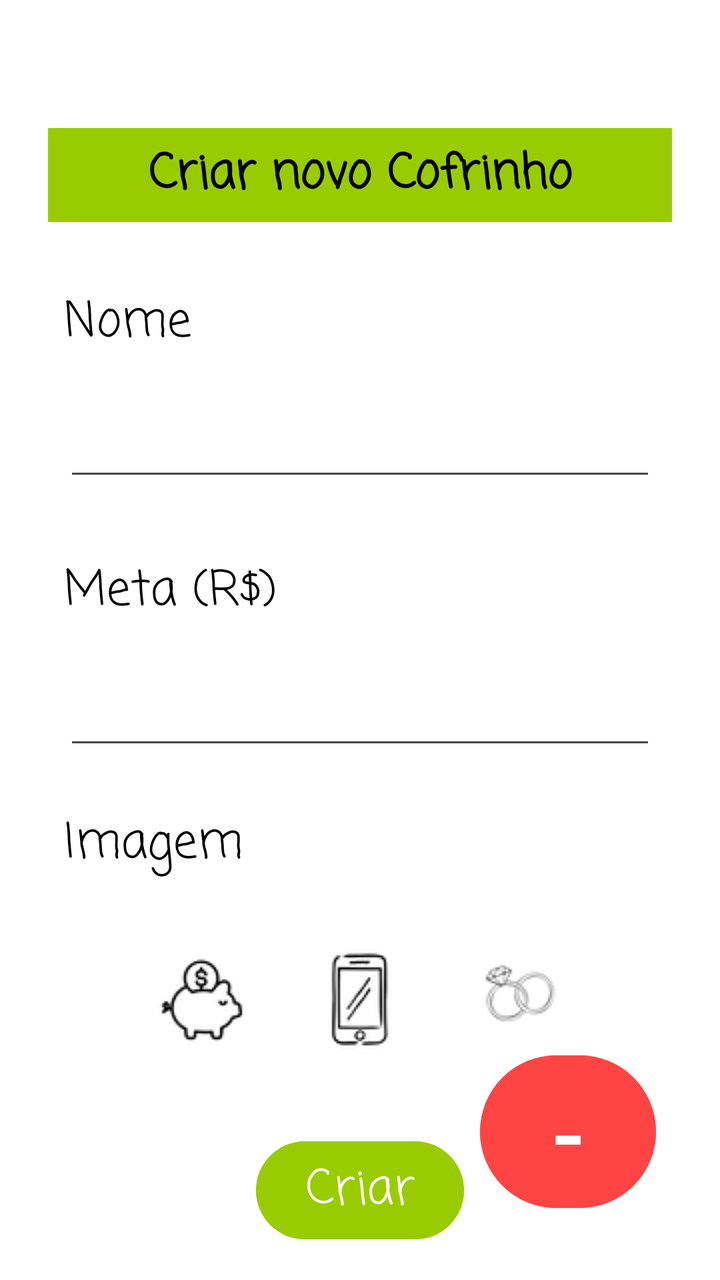
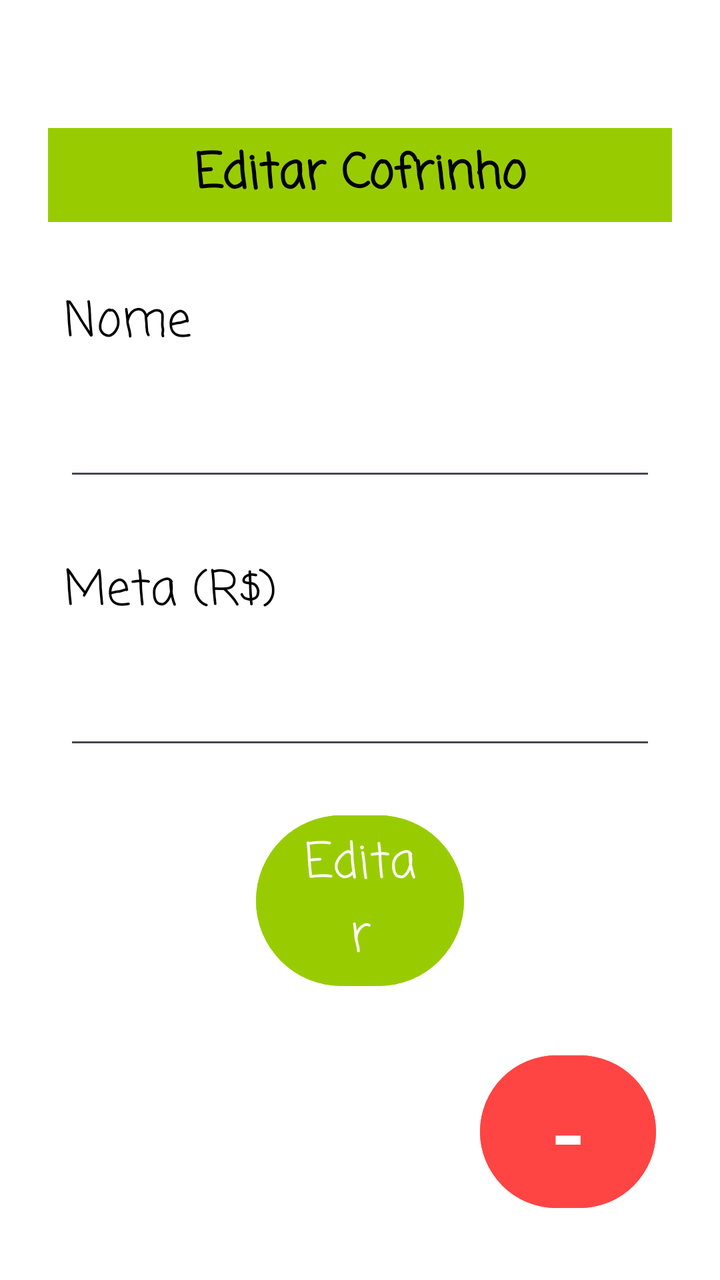

Compare the two renders of this Android layout. The source of the first and the diff that turns it into the second are given below.
<!-- AndroidManifest.xml: application theme Theme.Cofrinho -->
<!-- res/layout/activity_main2.xml -->
<?xml version="1.0" encoding="utf-8"?>
<androidx.constraintlayout.widget.ConstraintLayout xmlns:android="http://schemas.android.com/apk/res/android"
    xmlns:app="http://schemas.android.com/apk/res-auto"
    xmlns:tools="http://schemas.android.com/tools"
    android:id="@+id/main"
    android:layout_width="match_parent"
    android:layout_height="match_parent"
    android:background="@color/white"
    tools:context=".MainActivity2">

    <TextView
        android:id="@+id/txtEditar"
        android:layout_width="0dp"
        android:layout_height="wrap_content"
        android:layout_marginStart="24dp"
        android:layout_marginTop="64dp"
        android:layout_marginEnd="24dp"
        android:background="@android:color/holo_green_light"
        android:fontFamily="casual"
        android:padding="5dp"
        android:shadowColor="@color/black"
        android:text="Criar novo Cofrinho"
        android:textAlignment="center"
        android:textColor="@color/black"
        android:textSize="24sp"
        android:textStyle="bold"
        app:autoSizeTextType="none"
        app:layout_constraintEnd_toEndOf="parent"
        app:layout_constraintStart_toStartOf="parent"
        app:layout_constraintTop_toTopOf="parent" />

    <TextView
        android:id="@+id/txtNomeEditar"
        android:layout_width="0dp"
        android:layout_height="wrap_content"
        android:layout_marginStart="32dp"
        android:layout_marginTop="32dp"
        android:layout_marginEnd="32dp"
        android:fontFamily="casual"
        android:text="Nome"
        android:textColor="@color/black"
        android:textSize="24sp"
        app:layout_constraintEnd_toEndOf="parent"
        app:layout_constraintStart_toStartOf="parent"
        app:layout_constraintTop_toBottomOf="@+id/txtEditar" />

    <TextView
        android:id="@+id/txtMetaEditar"
        android:layout_width="0dp"
        android:layout_height="wrap_content"
        android:layout_marginStart="32dp"
        android:layout_marginTop="32dp"
        android:layout_marginEnd="32dp"
        android:fontFamily="casual"
        android:text="Meta (R$)"
        android:textColor="@color/black"
        android:textSize="24sp"
        app:layout_constraintEnd_toEndOf="parent"
        app:layout_constraintHorizontal_bias="0.0"
        app:layout_constraintStart_toStartOf="parent"
        app:layout_constraintTop_toBottomOf="@+id/nomeCriar" />

    <TextView
        android:id="@+id/txtImagemEditar"
        android:layout_width="0dp"
        android:layout_height="wrap_content"
        android:layout_marginStart="32dp"
        android:layout_marginTop="24dp"
        android:layout_marginEnd="32dp"
        android:fontFamily="casual"
        android:text="Imagem"
        android:textColor="@color/black"
        android:textSize="24sp"
        app:layout_constraintEnd_toEndOf="parent"
        app:layout_constraintHorizontal_bias="0.0"
        app:layout_constraintStart_toStartOf="parent"
        app:layout_constraintTop_toBottomOf="@+id/metaCriar" />

    <EditText
        android:id="@+id/nomeCriar"
        android:layout_width="0dp"
        android:layout_height="wrap_content"
        android:layout_marginStart="32dp"
        android:layout_marginTop="24dp"
        android:layout_marginEnd="32dp"
        android:ems="10"
        android:inputType="text"
        android:textColor="@color/black"
        app:layout_constraintEnd_toEndOf="parent"
        app:layout_constraintStart_toStartOf="parent"
        app:layout_constraintTop_toBottomOf="@+id/txtNomeEditar" />

    <EditText
        android:id="@+id/metaCriar"
        android:layout_width="0dp"
        android:layout_height="wrap_content"
        android:layout_marginStart="32dp"
        android:layout_marginTop="24dp"
        android:layout_marginEnd="32dp"
        android:ems="10"
        android:inputType="numberDecimal"
        android:textColor="@color/black"
        android:textColorHighlight="@color/black"
        android:textColorHint="@color/black"
        android:textColorLink="@color/black"
        app:layout_constraintEnd_toEndOf="parent"
        app:layout_constraintStart_toStartOf="parent"
        app:layout_constraintTop_toBottomOf="@+id/txtMetaEditar" />

    <ImageButton
        android:id="@+id/btnImg1Criar"
        android:layout_width="wrap_content"
        android:layout_height="wrap_content"
        android:layout_marginStart="64dp"
        android:layout_marginTop="24dp"
        android:backgroundTint="@color/white"
        app:layout_constraintStart_toStartOf="parent"
        app:layout_constraintTop_toBottomOf="@+id/txtImagemEditar"
        app:srcCompat="@drawable/porquinho" />

    <ImageButton
        android:id="@+id/btnImg2Criar"
        android:layout_width="wrap_content"
        android:layout_height="wrap_content"
        android:layout_marginStart="24dp"
        android:layout_marginTop="24dp"
        android:layout_marginEnd="24dp"
        android:backgroundTint="@color/white"
        app:layout_constraintEnd_toStartOf="@+id/btnImg3Criar"
        app:layout_constraintStart_toEndOf="@+id/btnImg1Criar"
        app:layout_constraintTop_toBottomOf="@+id/txtImagemEditar"
        app:srcCompat="@drawable/celular" />

    <ImageButton
        android:id="@+id/btnImg3Criar"
        android:layout_width="wrap_content"
        android:layout_height="wrap_content"
        android:layout_marginTop="24dp"
        android:layout_marginEnd="64dp"
        android:backgroundTint="@color/white"
        app:layout_constraintEnd_toEndOf="parent"
        app:layout_constraintTop_toBottomOf="@+id/txtImagemEditar"
        app:srcCompat="@drawable/casamento" />

    <Button
        android:id="@+id/btnEditar"
        android:layout_width="0dp"
        android:layout_height="wrap_content"
        android:layout_marginStart="128dp"
        android:layout_marginTop="32dp"
        android:layout_marginEnd="128dp"
        android:backgroundTint="@android:color/holo_green_light"
        android:fontFamily="casual"
        android:text="Criar"
        android:textSize="24sp"
        app:layout_constraintEnd_toEndOf="parent"
        app:layout_constraintStart_toStartOf="parent"
        app:layout_constraintTop_toBottomOf="@+id/btnImg2Criar" />

    <Button
        android:id="@+id/btnRtn"
        android:layout_width="0dp"
        android:layout_height="wrap_content"
        android:layout_marginEnd="32dp"
        android:layout_marginBottom="32dp"
        android:backgroundTint="@android:color/holo_red_light"
        android:text="-"
        android:textAlignment="center"
        android:textColor="@color/white"
        android:textColorLink="@color/white"
        android:textIsSelectable="false"
        android:textSize="48sp"
        app:layout_constraintBottom_toBottomOf="parent"
        app:layout_constraintEnd_toEndOf="parent" />




</androidx.constraintlayout.widget.ConstraintLayout>
<!-- resources referenced by this layout -->
<resources>
  <color name="black">#FF000000</color>
  <color name="white">#FFFFFFFF</color>
  <!-- drawable casamento: png bitmap (drawable, 2830 bytes) -->
  <!-- drawable celular: png bitmap (drawable, 2486 bytes) -->
  <!-- drawable porquinho: png bitmap (drawable, 2415 bytes) -->
  <style name="Theme.Cofrinho" parent="Base.Theme.Cofrinho" />
  <style name="Base.Theme.Cofrinho" parent="Theme.Material3.DayNight.NoActionBar">
          
          
      </style>
</resources>

<!-- the commit's change to res/layout/activity_main2.xml (unified diff, before → after) -->
@@ -19,7 +19,7 @@
         android:fontFamily="casual"
         android:padding="5dp"
         android:shadowColor="@color/black"
-        android:text="Criar novo Cofrinho"
+        android:text="Editar Cofrinho"
         android:textAlignment="center"
         android:textColor="@color/black"
         android:textSize="24sp"
@@ -60,22 +60,6 @@
         app:layout_constraintStart_toStartOf="parent"
         app:layout_constraintTop_toBottomOf="@+id/nomeCriar" />
 
-    <TextView
-        android:id="@+id/txtImagemEditar"
-        android:layout_width="0dp"
-        android:layout_height="wrap_content"
-        android:layout_marginStart="32dp"
-        android:layout_marginTop="24dp"
-        android:layout_marginEnd="32dp"
-        android:fontFamily="casual"
-        android:text="Imagem"
-        android:textColor="@color/black"
-        android:textSize="24sp"
-        app:layout_constraintEnd_toEndOf="parent"
-        app:layout_constraintHorizontal_bias="0.0"
-        app:layout_constraintStart_toStartOf="parent"
-        app:layout_constraintTop_toBottomOf="@+id/metaCriar" />
-
     <EditText
         android:id="@+id/nomeCriar"
         android:layout_width="0dp"
@@ -107,55 +91,20 @@
         app:layout_constraintStart_toStartOf="parent"
         app:layout_constraintTop_toBottomOf="@+id/txtMetaEditar" />
 
-    <ImageButton
-        android:id="@+id/btnImg1Criar"
-        android:layout_width="wrap_content"
-        android:layout_height="wrap_content"
-        android:layout_marginStart="64dp"
-        android:layout_marginTop="24dp"
-        android:backgroundTint="@color/white"
-        app:layout_constraintStart_toStartOf="parent"
-        app:layout_constraintTop_toBottomOf="@+id/txtImagemEditar"
-        app:srcCompat="@drawable/porquinho" />
-
-    <ImageButton
-        android:id="@+id/btnImg2Criar"
-        android:layout_width="wrap_content"
-        android:layout_height="wrap_content"
-        android:layout_marginStart="24dp"
-        android:layout_marginTop="24dp"
-        android:layout_marginEnd="24dp"
-        android:backgroundTint="@color/white"
-        app:layout_constraintEnd_toStartOf="@+id/btnImg3Criar"
-        app:layout_constraintStart_toEndOf="@+id/btnImg1Criar"
-        app:layout_constraintTop_toBottomOf="@+id/txtImagemEditar"
-        app:srcCompat="@drawable/celular" />
-
-    <ImageButton
-        android:id="@+id/btnImg3Criar"
-        android:layout_width="wrap_content"
-        android:layout_height="wrap_content"
-        android:layout_marginTop="24dp"
-        android:layout_marginEnd="64dp"
-        android:backgroundTint="@color/white"
-        app:layout_constraintEnd_toEndOf="parent"
-        app:layout_constraintTop_toBottomOf="@+id/txtImagemEditar"
-        app:srcCompat="@drawable/casamento" />
-
     <Button
         android:id="@+id/btnEditar"
         android:layout_width="0dp"
         android:layout_height="wrap_content"
         android:layout_marginStart="128dp"
-        android:layout_marginTop="32dp"
+        android:layout_marginTop="24dp"
         android:layout_marginEnd="128dp"
         android:backgroundTint="@android:color/holo_green_light"
         android:fontFamily="casual"
-        android:text="Criar"
+        android:text="Editar"
         android:textSize="24sp"
         app:layout_constraintEnd_toEndOf="parent"
         app:layout_constraintStart_toStartOf="parent"
-        app:layout_constraintTop_toBottomOf="@+id/btnImg2Criar" />
+        app:layout_constraintTop_toBottomOf="@+id/metaCriar" />
 
     <Button
         android:id="@+id/btnRtn"
<!-- resource entries referenced after the edit -->
@@ -2,9 +2,6 @@
 <resources>
   <color name="black">#FF000000</color>
   <color name="white">#FFFFFFFF</color>
-  <!-- drawable casamento: png bitmap (drawable, 2830 bytes) -->
-  <!-- drawable celular: png bitmap (drawable, 2486 bytes) -->
-  <!-- drawable porquinho: png bitmap (drawable, 2415 bytes) -->
   <style name="Theme.Cofrinho" parent="Base.Theme.Cofrinho" />
   <style name="Base.Theme.Cofrinho" parent="Theme.Material3.DayNight.NoActionBar">
           
